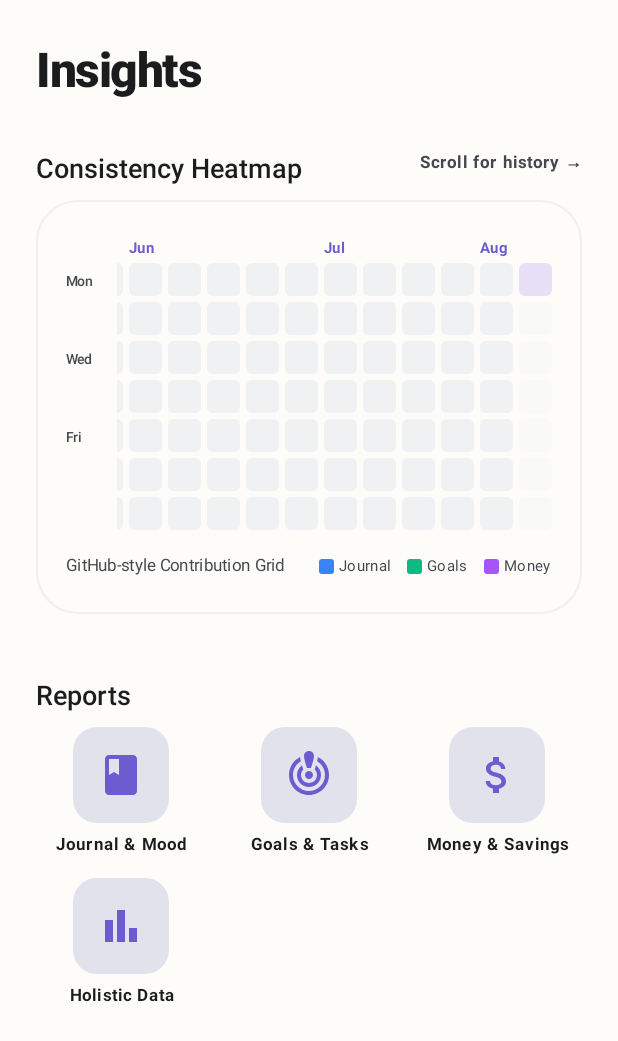
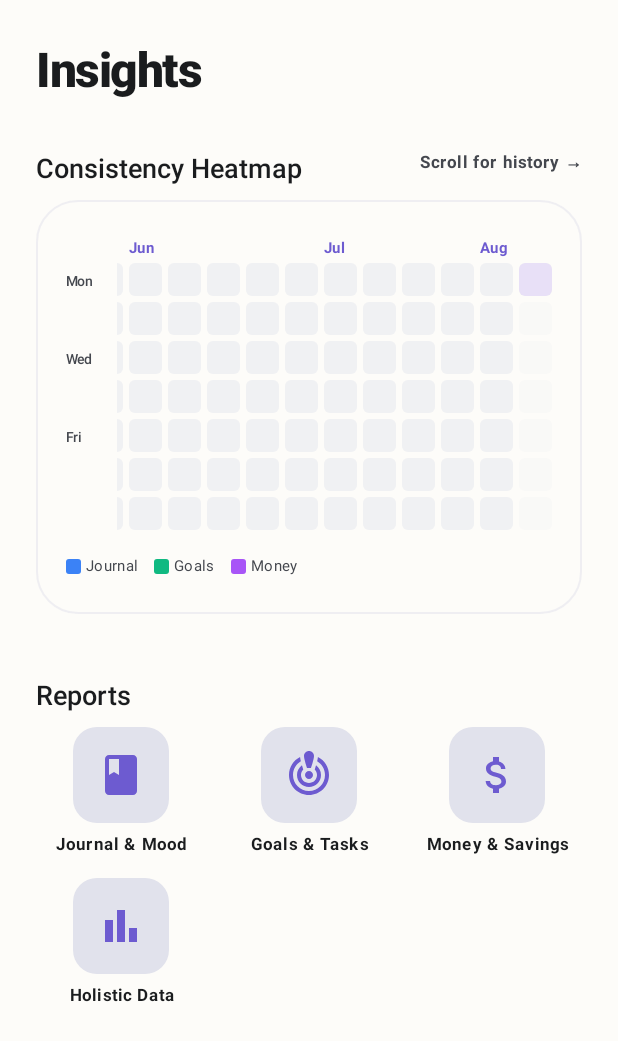
Before and after one commit to NAINARAB/Bloom-Dairy-app, an Android app built with Jetpack Compose: the composable InsightsContent shown on its own in the app's theme, on a phone screen of 412 x 824 dp. Shown: the top 1041 px of the screen. Run offline under Robolectric (Android 15) with nearby library versions, the light colour scheme and no system bars; our stand-ins replace Dagger/Hilt's generated code, Firebase (no records; nobody signed in at launch, a user with empty details on screens opened directly).

Commit message:
first time I debug the kotlin code

```diff
--- a/app/src/main/java/mobile/dairy/app/ui/insights/components/ConsistencyCalendar.kt
+++ b/app/src/main/java/mobile/dairy/app/ui/insights/components/ConsistencyCalendar.kt
@@ -195,11 +195,11 @@ fun ConsistencyCalendar(
                 horizontalArrangement = Arrangement.SpaceBetween,
                 verticalAlignment = Alignment.CenterVertically
             ) {
-                Text(
-                    text = "GitHub-style Contribution Grid",
-                    fontSize = 11.sp,
-                    color = MaterialTheme.colorScheme.onSurfaceVariant
-                )
+                // Text(
+                //     text = "GitHub-style Contribution Grid",
+                //     fontSize = 11.sp,
+                //     color = MaterialTheme.colorScheme.onSurfaceVariant
+                // )
                 Row(
                     horizontalArrangement = Arrangement.spacedBy(10.dp),
                     verticalAlignment = Alignment.CenterVertically
```
